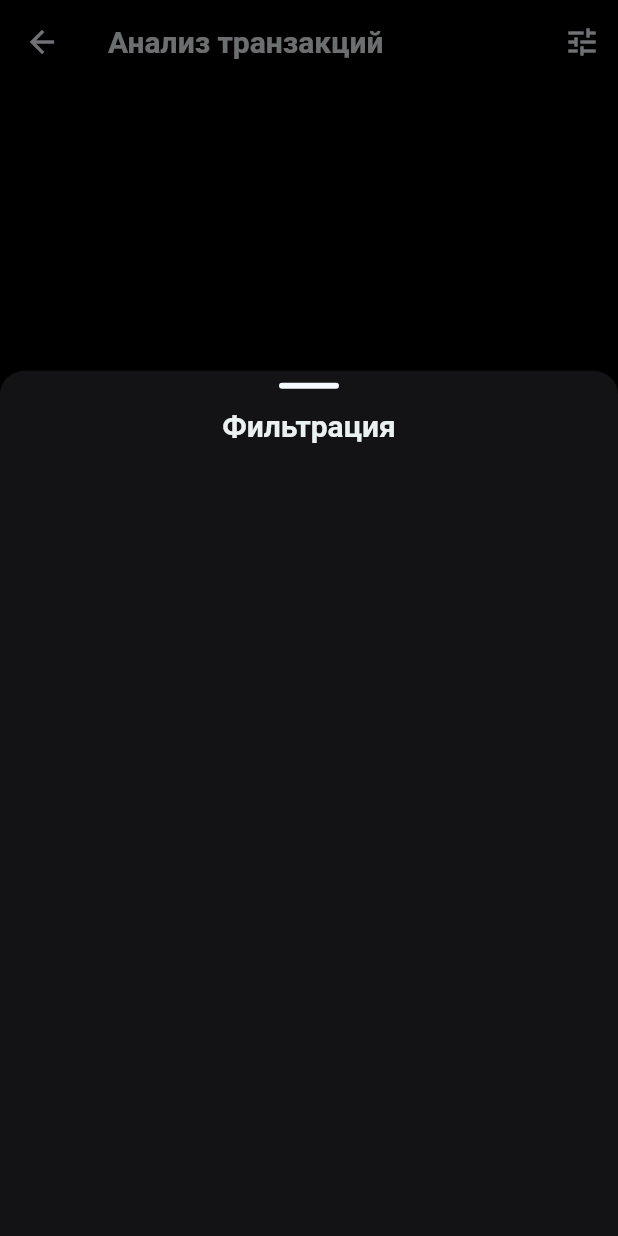
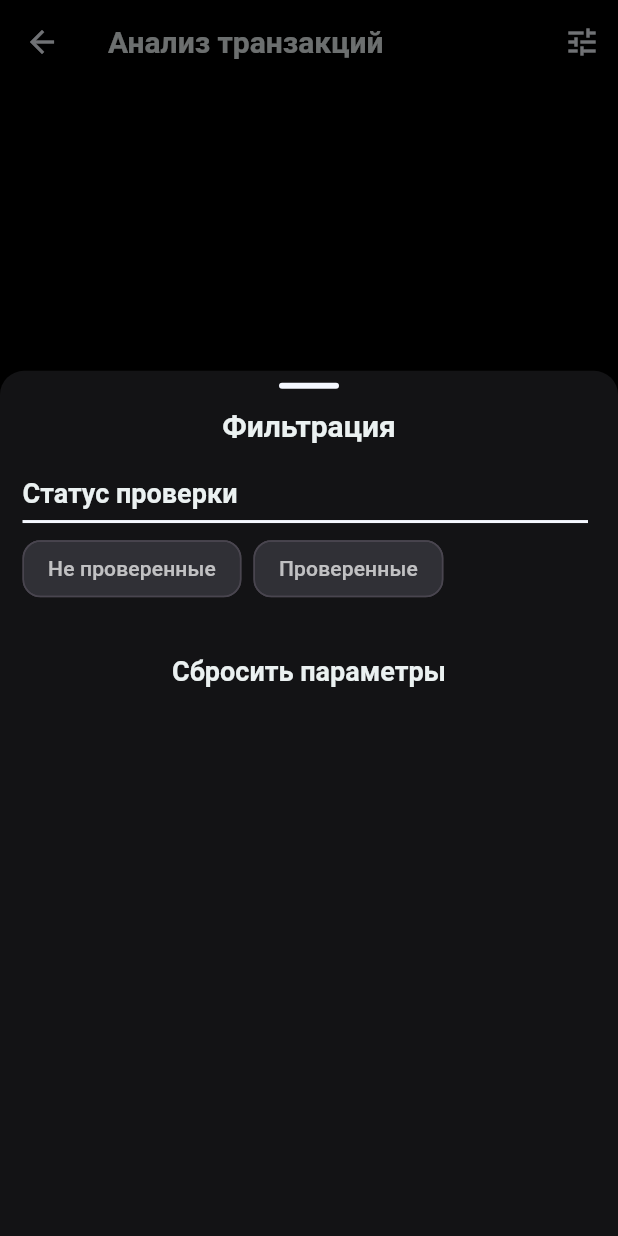
Before and after one commit to plyshk1n2k/TabakRoom-Staff, a Flutter app: the SuspiciousTransactionsScreen screen opened directly, after a tap on the "tune" icon, on a phone screen of 412 x 824 dp. Run offline on Flutter 3.47's test engine with Material 3 defaults, Android fonts, the phone set to English and light mode, and no system bars; our stand-ins replace flutter_dotenv, shared_preferences, shimmer; accounts and stored records are empty; network calls fail.

Commit message:
Изменения:  - Реализован компановщик виджетов фильтрации и внедрен на страницу подозрительных транзакций

```diff
--- a/lib/screens/auth_check.dart
+++ b/lib/screens/auth_check.dart
@@ -14,10 +14,6 @@ class AuthCheck extends StatefulWidget {
 class _AuthCheckState extends State<AuthCheck> {
   bool _isLoading = true;
   bool _isLoggedIn = false;
-
-  bool get _isDarkMode {
-    return Theme.of(context).brightness == Brightness.dark;
-  }
 
   @override
   void initState() {
--- a/lib/screens/low_stock_screen.dart
+++ b/lib/screens/low_stock_screen.dart
@@ -24,9 +24,6 @@ class _LowStockScreenState extends State<LowStockScreen> {
   List<ProductCategories> filterProductCategories = [];
   late FilterOptions filterParams;
   bool dataIsLoaded = false;
-  bool get _isDarkMode {
-    return Theme.of(context).brightness == Brightness.dark;
-  }
 
   @override
   void initState() {
--- a/lib/screens/suspicious_transactions_screen.dart
+++ b/lib/screens/suspicious_transactions_screen.dart
@@ -5,6 +5,7 @@ import 'package:tabakroom_staff/screens/incident_detail_screen.dart';
 import 'package:tabakroom_staff/services/suspicious_transactions_service.dart';
 import 'package:tabakroom_staff/themes/theme_data.dart';
 import 'package:tabakroom_staff/widgets/bottom_sheet.dart';
+import 'package:tabakroom_staff/widgets/filters_builder.dart';
 import 'package:tabakroom_staff/widgets/skeleton.dart';
 
 class SuspiciousTransactionsScreen extends StatefulWidget {
@@ -19,9 +20,7 @@ class _SuspiciousTransactionsScreenState
     extends State<SuspiciousTransactionsScreen> {
   List<DetectSuspiciousBonus> data = []; // ✅ Инициализируем пустым списком
   bool dataIsLoaded = false;
-  bool get _isDarkMode {
-    return Theme.of(context).brightness == Brightness.dark;
-  }
+  bool? value = false;
 
   @override
   void initState() {
@@ -49,26 +48,21 @@ class _SuspiciousTransactionsScreenState
 
   void showFilters() async {
     CustomBottomSheet.show(
-      context: context,
-      content: Padding(
-        padding: const EdgeInsets.fromLTRB(15, 5, 15, 0),
-        child: SingleChildScrollView(
-          // ✅ Добавляем скролл для всего контента
-          child: Column(
-            mainAxisSize: MainAxisSize.min, // ✅ Ограничиваем размер
-            crossAxisAlignment: CrossAxisAlignment.start,
-            children: [
-              Center(
-                child: Text(
-                  'Фильтрация',
-                  style: Theme.of(context).textTheme.headlineLarge,
-                ),
-              ),
-            ],
-          ),
-        ),
-      ),
-    );
+        context: context,
+        content: FiltersBuilder(data: [
+          FiltersData(
+              label: 'Статус проверки',
+              filterValues: [
+                FilterValues(label: 'Не проверенные', value: false),
+                FilterValues(label: 'Проверенные', value: true)
+              ],
+              currentValue: 'value',
+              onValueChange: (newValue) {
+                setState(() {
+                  value = newValue;
+                });
+              })
+        ]));
   }
 
   @override
@@ -172,7 +166,6 @@ class _SuspiciousTransactionsScreenState
                       ],
                     ),
                   ));
-                  ;
                 },
               ));
   }
--- a/lib/themes/theme_data.dart
+++ b/lib/themes/theme_data.dart
@@ -345,6 +345,6 @@ class CustomTheme {
         ),
         showUnselectedLabels: true,
       ),
-      dividerTheme: DividerThemeData(color: AppColors.backgroundDark),
+      dividerTheme: DividerThemeData(color: AppColors.backgroundLight),
       canvasColor: AppColors.backgroundLightTransparent);
 }
--- /dev/null
+++ b/lib/widgets/filters_builder.dart
@@ -0,0 +1,147 @@
+import 'package:flutter/material.dart';
+import 'package:tabakroom_staff/widgets/filter_chips.dart';
+
+class FiltersBuilder extends StatefulWidget {
+  final List<FiltersData> data;
+
+  const FiltersBuilder({super.key, required this.data});
+
+  @override
+  _FilterBuilderState createState() => _FilterBuilderState();
+}
+
+class _FilterBuilderState extends State<FiltersBuilder> {
+  /// Метод для сброса всех фильтров
+  void _resetFilters() {
+    setState(() {
+      for (var filter in widget.data) {
+        // Устанавливаем значение фильтра в null (или любое значение по умолчанию)
+        filter.updateValue(null);
+      }
+    });
+  }
+
+  @override
+  Widget build(BuildContext context) {
+    final isDarkMode = Theme.of(context).brightness == Brightness.dark;
+
+    return Padding(
+        padding: const EdgeInsets.fromLTRB(15, 5, 15, 0),
+        child: Column(
+          children: [
+            Center(
+              child: Text(
+                'Фильтрация',
+                style: Theme.of(context).textTheme.headlineLarge,
+              ),
+            ),
+            SizedBox(
+              height: 20,
+            ),
+            Column(
+              children: List.generate(
+                widget.data.length,
+                (index) {
+                  final elem = widget.data[index];
+                  return Column(
+                    crossAxisAlignment: CrossAxisAlignment.start,
+                    children: [
+                      Text(
+                        elem.label,
+                        style: Theme.of(context).textTheme.headlineMedium,
+                      ),
+                      Divider(
+                        height: 15,
+                        color: Theme.of(context).dividerTheme.color,
+                        thickness: 2,
+                        endIndent: 5,
+                      ),
+                      Wrap(
+                        spacing: 8.0,
+                        runSpacing: 4.0,
+                        children: elem.filterValues.map((option) {
+                          final String optionLabel = option.label;
+                          final dynamic optionValue = option.value;
+
+                          return ChoiceChip(
+                            label: Text(
+                              optionLabel,
+                              style: TextStyle(
+                                color: elem.currentValue == optionValue
+                                    ? Colors.white
+                                    : isDarkMode
+                                        ? Colors.white70
+                                        : Colors.black87,
+                                fontWeight: FontWeight.w500,
+                              ),
+                            ),
+                            selected: elem.currentValue == optionValue,
+                            onSelected: (bool selected) {
+                              setState(() {
+                                if (elem.currentValue == optionValue) {
+                                  elem.updateValue(null); // Снимаем выбор
+                                } else {
+                                  elem.updateValue(
+                                      optionValue); // Устанавливаем новое значение
+                                }
+                              });
+                            },
+                          );
+                        }).toList(),
+                      ),
+                      if (index <
+                          widget.data.length -
+                              1) // Проверка: если не последний элемент
+                        SizedBox(height: 20), // Отступ между элементами
+                    ],
+                  );
+                },
+              ),
+            ),
+            SizedBox(
+              height: 20,
+            ),
+            TextButton(
+              onPressed: _resetFilters,
+              child: Text(
+                'Сбросить параметры',
+                style: Theme.of(context).textTheme.headlineMedium,
+              ),
+            ),
+          ],
+        ));
+  }
+}
+
+class FiltersData<T> {
+  final String label;
+  final List<FilterValues> filterValues;
+  T? currentValue; // Убрали final, чтобы значение могло изменяться
+  final ValueChanged<T?> onValueChange;
+
+  FiltersData({
+    required this.label,
+    required this.filterValues,
+    required this.currentValue,
+    required this.onValueChange,
+  });
+
+  /// Метод для обновления значения
+  void updateValue(T? newValue) {
+    currentValue = newValue; // Обновляем значение
+    onValueChange(newValue); // Уведомляем о изменении
+  }
+}
+
+class FilterValues<T> {
+  //Значение которое пользователь увидит в интерфейсе
+  final String label;
+  //Значение выбранного фильтра
+  final T value;
+
+  /// Создаёт объект данных фильтра.
+  ///
+  /// - [label]: Название фильтра, отображается в интерфейсе.
+  /// - [value]: Значение выбранного фильтра
+  FilterValues({required this.label, required this.value});
+}
--- a/lib/widgets/product_card.dart
+++ b/lib/widgets/product_card.dart
@@ -9,10 +9,10 @@ class ProductCard extends StatefulWidget {
   final bool isLoading;
 
   const ProductCard({
-    Key? key,
+    super.key,
     required this.productPriority,
     this.isLoading = false, // Значение по умолчанию
-  }) : super(key: key);
+  });
 
   @override
   _ProductCardState createState() => _ProductCardState();
```
